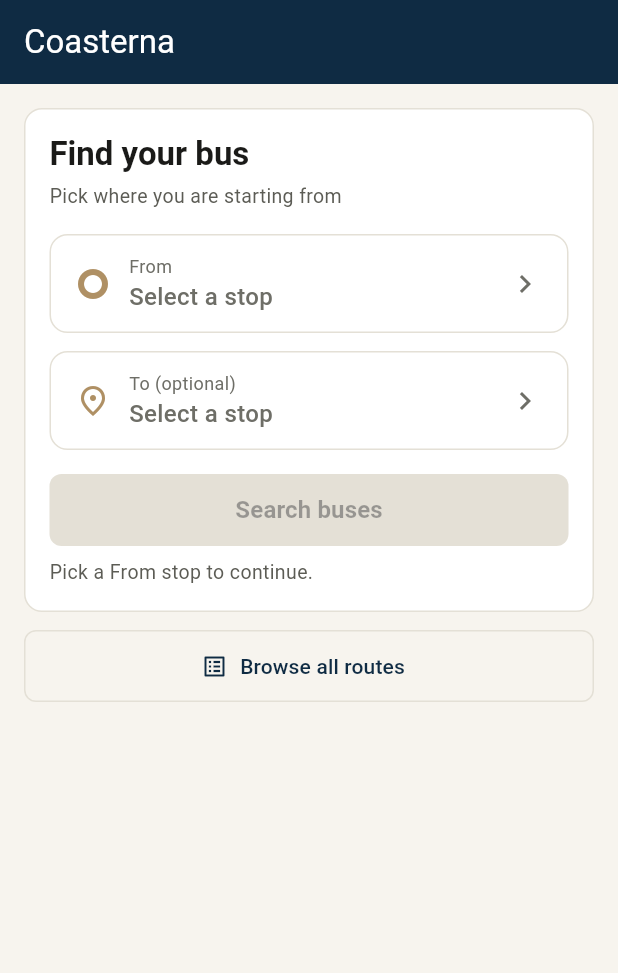
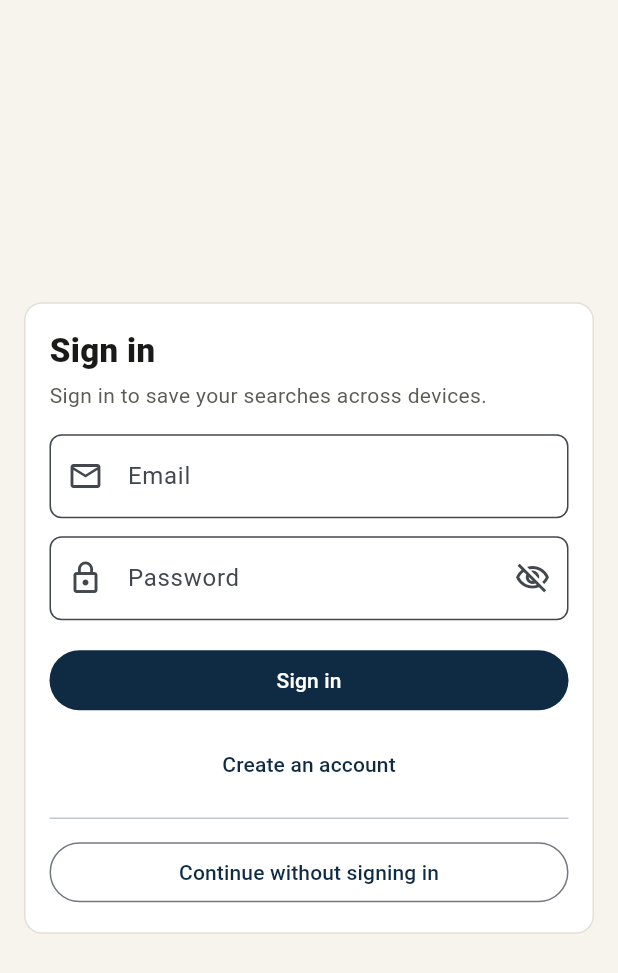
Before and after one commit to tariqsanjaq/coasterna, a Flutter app: the screen it shows after launch, on a phone screen of 412 x 824 dp. Shown: the top 973 px of the screen. Run offline on Flutter 3.47's test engine with Material 3 defaults, Android fonts, the phone set to English and light mode, and no system bars; our stand-ins replace cloud_firestore, firebase_auth, firebase_core, google_fonts, shared_preferences; accounts and stored records are empty.

```diff
--- /dev/null
+++ b/lib/features/auth/data/auth_repository.dart
@@ -0,0 +1,81 @@
+import 'package:firebase_auth/firebase_auth.dart';
+
+/// Thrown when sign-in or sign-up fails. Carries a message that is
+/// safe to show the user directly.
+class AuthFailure implements Exception {
+  const AuthFailure(this.message);
+  final String message;
+
+  @override
+  String toString() => message;
+}
+
+/// All student authentication goes through this class. No screen
+/// calls FirebaseAuth directly — the same architectural rule we
+/// follow for Firestore in RouteRepository.
+class AuthRepository {
+  AuthRepository({FirebaseAuth? auth})
+      : _auth = auth ?? FirebaseAuth.instance;
+
+  final FirebaseAuth _auth;
+
+  /// The signed-in student, or null when nobody is signed in.
+  User? get currentUser => _auth.currentUser;
+
+  /// Creates a new student account, then leaves them signed in.
+  Future<void> signUp({
+    required String email,
+    required String password,
+  }) async {
+    try {
+      await _auth.createUserWithEmailAndPassword(
+        email: email.trim(),
+        password: password,
+      );
+    } on FirebaseAuthException catch (e) {
+      throw AuthFailure(_signUpMessage(e.code));
+    } catch (_) {
+      throw const AuthFailure('Something went wrong. Check your connection.');
+    }
+  }
+
+  /// Signs an existing student in.
+  Future<void> signIn({
+    required String email,
+    required String password,
+  }) async {
+    try {
+      await _auth.signInWithEmailAndPassword(
+        email: email.trim(),
+        password: password,
+      );
+    } on FirebaseAuthException catch (_) {
+      // SECURITY: every sign-in failure returns the SAME message.
+      // Telling the user whether the email exists would let an
+      // attacker discover which accounts are registered. This is the
+      // same rule already applied on the admin login screen.
+      throw const AuthFailure('Incorrect email or password.');
+    } catch (_) {
+      throw const AuthFailure('Something went wrong. Check your connection.');
+    }
+  }
+
+  /// Signs the current student out.
+  Future<void> signOut() => _auth.signOut();
+
+  /// Sign-up errors CAN be specific: the user is choosing these
+  /// values right now, so telling them what is wrong is helpful and
+  /// does not leak anything they did not already type.
+  String _signUpMessage(String code) {
+    switch (code) {
+      case 'email-already-in-use':
+        return 'An account already exists for that email.';
+      case 'invalid-email':
+        return 'That email address is not valid.';
+      case 'weak-password':
+        return 'Password must be at least 6 characters.';
+      default:
+        return 'Could not create the account. Try again.';
+    }
+  }
+}
--- /dev/null
+++ b/lib/features/auth/presentation/student_login_screen.dart
@@ -0,0 +1,171 @@
+import 'package:flutter/material.dart';
+import '../../../core/theme/app_theme.dart';
+import '../../search/presentation/home_page.dart';
+import '../data/auth_repository.dart';
+import 'student_signup_screen.dart';
+
+/// Student sign-in. Signing in is OPTIONAL — the "Continue without
+/// signing in" button below goes straight to search, because search
+/// is the product's primary goal and must never be blocked by an
+/// auth failure.
+class StudentLoginScreen extends StatefulWidget {
+  const StudentLoginScreen({super.key});
+
+  @override
+  State<StudentLoginScreen> createState() => _StudentLoginScreenState();
+}
+
+class _StudentLoginScreenState extends State<StudentLoginScreen> {
+  final _authRepository = AuthRepository();
+  final _emailController = TextEditingController();
+  final _passwordController = TextEditingController();
+
+  bool _isLoading = false;
+  bool _obscurePassword = true;
+  String? _errorMessage;
+
+  @override
+  void dispose() {
+    _emailController.dispose();
+    _passwordController.dispose();
+    super.dispose();
+  }
+
+  Future<void> _signIn() async {
+    final email = _emailController.text.trim();
+    final password = _passwordController.text;
+
+    // Validate before touching the network. An empty field is a
+    // mistake we can catch instantly without a Firebase round trip.
+    if (email.isEmpty || password.isEmpty) {
+      setState(() => _errorMessage = 'Enter your email and password.');
+      return;
+    }
+
+    setState(() {
+      _isLoading = true;
+      _errorMessage = null;
+    });
+
+    try {
+      await _authRepository.signIn(email: email, password: password);
+      if (!mounted) return;
+      _goToHome();
+    } on AuthFailure catch (failure) {
+      if (!mounted) return;
+      setState(() {
+        _isLoading = false;
+        _errorMessage = failure.message;
+      });
+    }
+  }
+
+  void _goToHome() {
+    Navigator.of(context).pushReplacement(
+      MaterialPageRoute(builder: (context) => const HomePage()),
+    );
+  }
+
+  @override
+  Widget build(BuildContext context) {
+    return Scaffold(
+      backgroundColor: AppColors.background,
+      body: SafeArea(
+        child: Center(
+          child: SingleChildScrollView(
+            padding: const EdgeInsets.all(AppSpacing.lg),
+            child: Container(
+              padding: const EdgeInsets.all(AppSpacing.lg),
+              decoration: BoxDecoration(
+                color: AppColors.surface,
+                borderRadius: BorderRadius.circular(AppRadius.card),
+                border: Border.all(color: AppColors.surfaceBorder),
+              ),
+              child: Column(
+                crossAxisAlignment: CrossAxisAlignment.stretch,
+                mainAxisSize: MainAxisSize.min,
+                children: [
+                  const Text(
+                    'Sign in',
+                    style: TextStyle(
+                      fontSize: 22,
+                      fontWeight: FontWeight.w900,
+                      color: AppColors.textPrimary,
+                    ),
+                  ),
+                  const SizedBox(height: AppSpacing.xs),
+                  const Text(
+                    'Sign in to save your searches across devices.',
+                    style: TextStyle(color: AppColors.textSecondary),
+                  ),
+                  const SizedBox(height: AppSpacing.lg),
+                  TextField(
+                    controller: _emailController,
+                    keyboardType: TextInputType.emailAddress,
+                    decoration: const InputDecoration(
+                      hintText: 'Email',
+                      prefixIcon: Icon(Icons.mail_outline),
+                    ),
+                  ),
+                  const SizedBox(height: AppSpacing.md),
+                  TextField(
+                    controller: _passwordController,
+                    obscureText: _obscurePassword,
+                    decoration: InputDecoration(
+                      hintText: 'Password',
+                      prefixIcon: const Icon(Icons.lock_outline),
+                      suffixIcon: IconButton(
+                        icon: Icon(_obscurePassword
+                            ? Icons.visibility_off_outlined
+                            : Icons.visibility_outlined),
+                        onPressed: () => setState(
+                                () => _obscurePassword = !_obscurePassword),
+                      ),
+                    ),
+                  ),
+                  if (_errorMessage != null) ...[
+                    const SizedBox(height: AppSpacing.md),
+                    Text(
+                      _errorMessage!,
+                      style: const TextStyle(
+                          color: AppColors.error, fontSize: 13.5),
+                    ),
+                  ],
+                  const SizedBox(height: AppSpacing.lg),
+                  FilledButton(
+                    onPressed: _isLoading ? null : _signIn,
+                    child: _isLoading
+                        ? const SizedBox(
+                      height: 20,
+                      width: 20,
+                      child: CircularProgressIndicator(
+                          strokeWidth: 2, color: Colors.white),
+                    )
+                        : const Text('Sign in'),
+                  ),
+                  const SizedBox(height: AppSpacing.sm),
+                  TextButton(
+                    onPressed: _isLoading
+                        ? null
+                        : () => Navigator.of(context).push(
+                      MaterialPageRoute(
+                        builder: (context) =>
+                        const StudentSignUpScreen(),
+                      ),
+                    ),
+                    child: const Text('Create an account'),
+                  ),
+                  const Divider(height: AppSpacing.xl),
+                  OutlinedButton(
+                    onPressed: _isLoading ? null : _goToHome,
+                    child: const Text('Continue without signing in'),
+                  ),
+                ],
+              ),
+            ),
+          ),
+        ),
+      ),
+    );
+  }
+}
--- a/lib/main.dart
+++ b/lib/main.dart
@@ -4,6 +4,8 @@ import 'package:firebase_core/firebase_core.dart';
 import 'firebase_options.dart';
 import 'core/theme/app_theme.dart';
 import 'core/presentation/splash_screen.dart';
+import 'features/auth/data/auth_repository.dart';
+import 'features/auth/presentation/student_login_screen.dart';
 import 'features/search/presentation/home_page.dart';
 import 'features/admin/presentation/admin_login_screen.dart';
 
@@ -20,12 +22,23 @@ class MyApp extends StatelessWidget {
 
   @override
   Widget build(BuildContext context) {
+    // Firebase Auth remembers the signed-in student between app
+    // launches, so a returning student skips the login screen and
+    // lands straight on search. Anyone not signed in — including a
+    // student who chose "Continue without signing in" — sees the
+    // login screen, which still offers that same skip button.
+    final bool isSignedIn = AuthRepository().currentUser != null;
+
     return MaterialApp(
       title: 'Coasterna',
       theme: appTheme,
       home: kIsWeb
           ? const AdminLoginScreen()
-          : SplashScreen(nextPage: const HomePage()),
+          : SplashScreen(
+        nextPage: isSignedIn
+            ? const HomePage()
+            : const StudentLoginScreen(),
+      ),
     );
   }
 }
--- a/pubspec.yaml
+++ b/pubspec.yaml
@@ -38,9 +38,8 @@ dependencies:
   cloud_firestore: ^6.7.1
   google_fonts: ^8.2.1
   url_launcher: ^6.3.1
-  firebase_auth: ^6.1.2
+  firebase_auth: ^6.5.7
   shared_preferences: ^2.3.2
-
 
 dev_dependencies:
   flutter_test:
```
Also changed, not shown: lib/features/auth/presentation/student_signup_screen.dart (added, +157 -0 lines).
